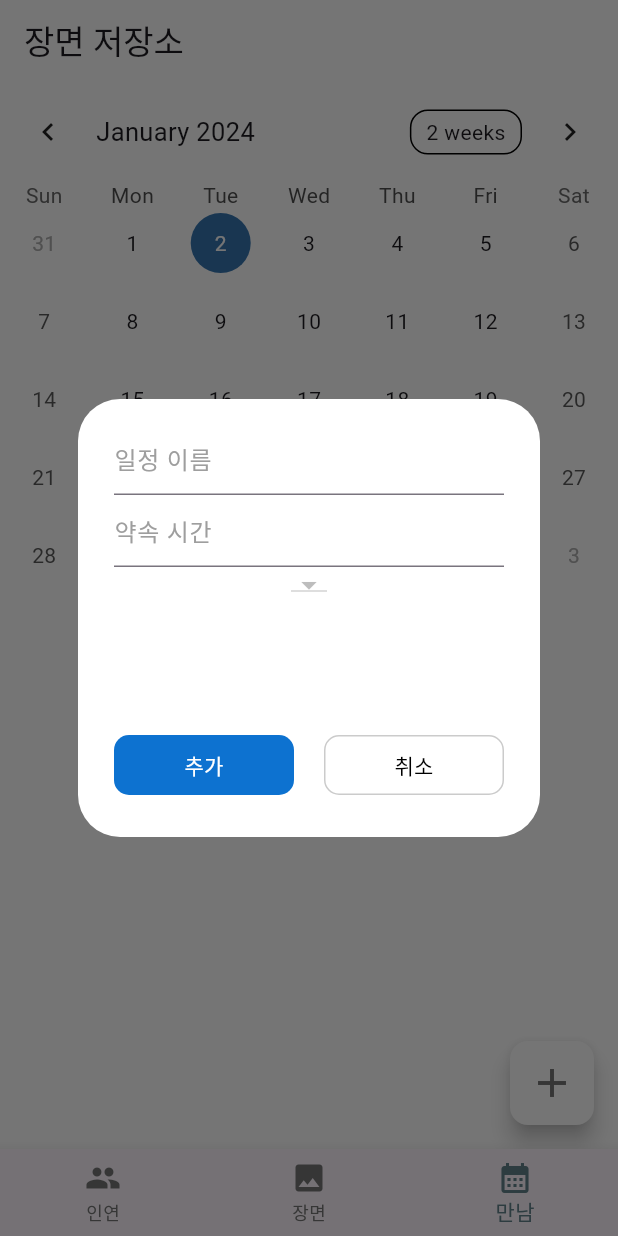
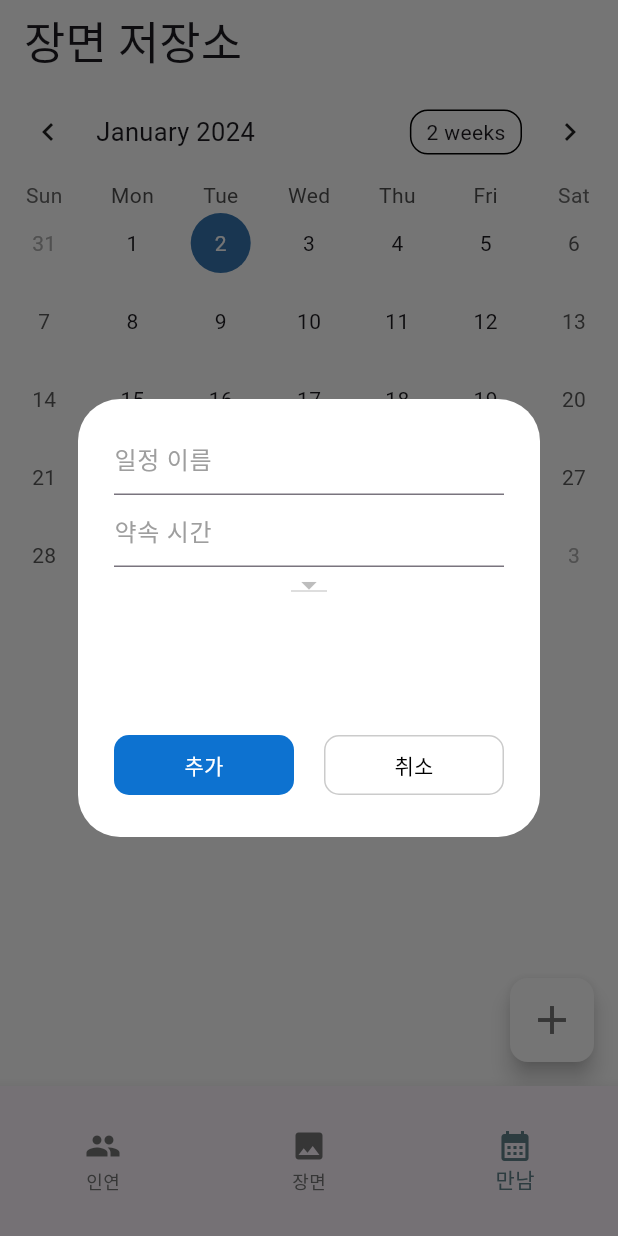
Before and after one commit to jjjh02/madcamp_1week, a Flutter app: the screen it shows after launch, item 3 of the bottom bar chosen, after a tap on the "add" icon, on a phone screen of 412 x 824 dp. Run offline on Flutter 3.47's test engine with Material 3 defaults, Android fonts, the phone set to English and light mode, and no system bars; drawn by our look-alikes of table_calendar; our stand-ins replace image_picker; Roboto replaces fonts that are missing (SUITE).

Commit message:
디자인 수정

```diff
--- a/lib/NavigationPage.dart
+++ b/lib/NavigationPage.dart
@@ -35,7 +35,7 @@ class _NavigationPageWidgetState extends State<NavigationPageWidget> {
           child: _widgetOptions.elementAt(_selectedIndex),
         ),
         bottomNavigationBar: Container(
-
+  height: 100, // 원하는 높이 값으로 조정
   child: BottomNavigationBar(
     items: const <BottomNavigationBarItem>[
       BottomNavigationBarItem(
@@ -57,6 +57,8 @@ class _NavigationPageWidgetState extends State<NavigationPageWidget> {
     onTap: _onItemTapped,
     selectedLabelStyle: TextStyle(fontFamily: "SUITE"),
   ),
-        ));
+)
+
+        );
   }
 }
--- a/lib/SplashScreenPage.dart
+++ b/lib/SplashScreenPage.dart
@@ -26,8 +26,17 @@ class _SplashScreenWidgetState extends State<SplashScreenWidget> {
     return Scaffold(
       backgroundColor: Color(0xffFEF2E6),
       body: Center(
-        child: Image.asset('assets/image/app_logo.png', width: 200, height: 200,), // 여기에 로고나 이미지를 추가할 수 있습니다.
-      ),
+  child: Column(
+    mainAxisAlignment: MainAxisAlignment.center,
+    children: [
+      Image.asset('assets/image/app_logo.png', width: 200, height: 200,),
+      Text("추억저장소", style: TextStyle(
+    fontSize: 30.0, // 텍스트 크기를 20으로 설정
+  ),),
+      // 추가적인 자식 위젯들을 여기에 배치할 수 있습니다.
+    ],
+  ),
+)
     );
   }
 }
--- a/lib/pages/calendar/ViewCalendarPage.dart
+++ b/lib/pages/calendar/ViewCalendarPage.dart
@@ -55,8 +55,7 @@ class _CustomDropdownButtonState extends State<CustomDropdownButton> {
   void initState() {
     super.initState();
     // 초기값 설정
-    _selectedValue =
-        widget.contactNames.isNotEmpty ? widget.contactNames[0] : null;
+    _selectedValue = null;
   }
 
   @override
@@ -195,7 +194,7 @@ class _ViewCalendarPageWidgetState extends State<ViewCalendarPageWidget> {
       backgroundColor: Colors.white,
       appBar: AppBar(
         backgroundColor: Colors.white,
-        title: Text('장면 저장소'),
+        title: Text('장면 저장소', style: TextStyle(fontSize: 30),),
       ),
       body: Column(
         children: [
@@ -294,6 +293,9 @@ class _ViewCalendarPageWidgetState extends State<ViewCalendarPageWidget> {
       floatingActionButton: FloatingActionButton(
         onPressed: () {
           //final whoController = TextEditingController();
+          titleController.clear();
+    timeController.clear();
+    _selectedContact = null;
           showDialog(
             context: context,
             builder: (context) => AlertDialog(
@@ -349,6 +351,7 @@ class _ViewCalendarPageWidgetState extends State<ViewCalendarPageWidget> {
                       child: TextButton(
                         child: Text("추가"),
                         onPressed: () {
+
                           if (titleController.text.isNotEmpty &&
                               timeController.text.isNotEmpty &&
                               _selectedContact != null) {
--- a/lib/pages/contact/ViewContactPage.dart
+++ b/lib/pages/contact/ViewContactPage.dart
@@ -363,11 +363,11 @@ void _deleteContact(ContactPeople contact) {
       backgroundColor: Colors.white,
       appBar: AppBar(
         backgroundColor: Colors.white,
-        title: Text('인연 저장소'),
+        title: Text('인연 저장소', style: TextStyle(fontSize: 30),),
       ),
       body:
       ListView.builder(
-        itemCount: contacts.length == 0 ? contacts.length : contacts.length * 2 - 1, // 선을 넣기 위해 항목 수 조정
+        itemCount: contacts.length == 0 ? contacts.length : contacts.length * 2 - 1, // 선을 넣기 위해 항목 수 조정/////////////////////////////
         itemBuilder: (context, index) {
           if (index.isOdd) {
             // 홀수 인덱스에 Divider 추가
@@ -403,20 +403,13 @@ void _deleteContact(ContactPeople contact) {
                 children: <Widget>[
                   SizedBox(
                 width: 80,
-                child: ElevatedButton(
+                child: IconButton(icon: Icon(Icons.edit_square, color: Color(0xffFFDCB9),),
                             onPressed: () {
 
                 _showEditDialog(context, contactIndex, contacts[contactIndex]);
                             },
-                            child: Text('수정'),
-                            style: TextButton.styleFrom(
-                                  backgroundColor: const Color(0xffFDF0E2), // 취소 버튼의 배경색을 하얗게 설정
-                                  foregroundColor: Colors.black, // 텍스트 색상을 검정으로 설정
-                                  shape: RoundedRectangleBorder( // 둥근 사각형 모양
-                    borderRadius: BorderRadius.circular(10.0),
-                    side: BorderSide(color: const Color.fromARGB(255, 203, 203, 203)), // 회색 테두리
-                                  ),
-                                ),
+
+
                           ),
               ),
               /*
--- a/lib/pages/gallery/ViewGalleryPage.dart
+++ b/lib/pages/gallery/ViewGalleryPage.dart
@@ -237,7 +237,7 @@ class _MyImagePickerState extends State<MyImagePicker> {
       backgroundColor: Colors.white,
       appBar: AppBar(
         backgroundColor: Colors.white,
-        title: Text("만남 저장소"),
+        title: Text("만남 저장소", style: TextStyle(fontSize: 30),),
       ),
       body: Padding(
         padding: const EdgeInsets.all(8.0),
```
Lines whose indentation alone changed are shown as unchanged.
